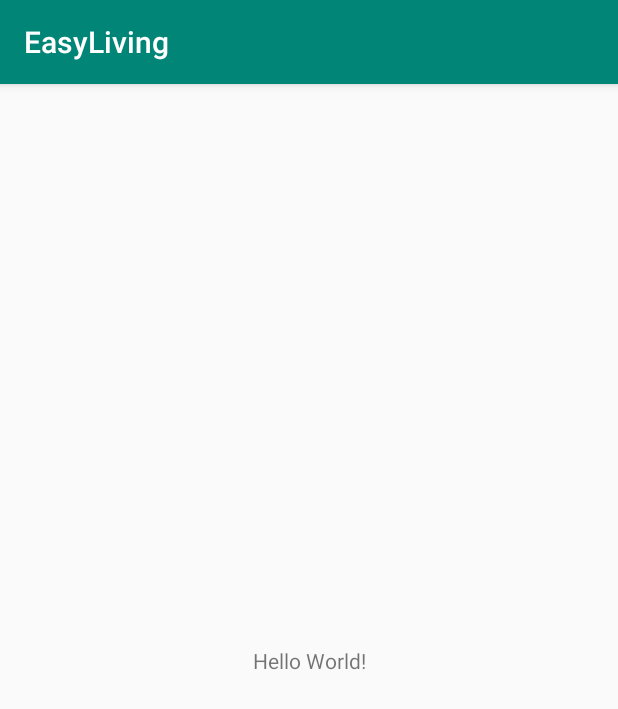
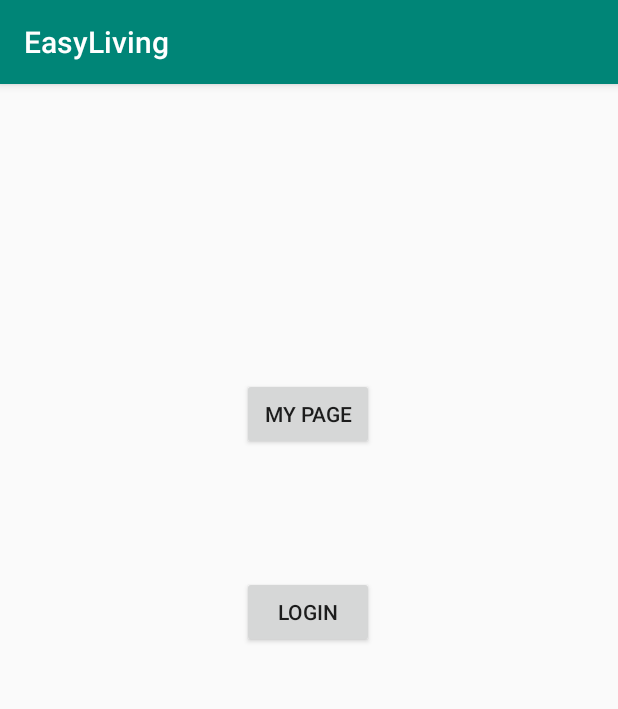
Before and after one commit to nayrng/EasyLiving, an Android app: the screen it shows after launch (MainActivity), on a phone screen of 412 x 824 dp. Shown: the top 709 px of the screen. Run offline under Robolectric (Android 15) with nearby library versions, the phone set to English and light mode, and no system bars.

Commit message:
added 2 buttons and one activity, didn't do much

```diff
--- a/app/src/main/AndroidManifest.xml
+++ b/app/src/main/AndroidManifest.xml
@@ -9,6 +9,7 @@
         android:roundIcon="@mipmap/ic_launcher_round"
         android:supportsRtl="true"
         android:theme="@style/AppTheme">
+        <activity android:name=".mypage"></activity>
         <activity android:name=".MainActivity">
             <intent-filter>
                 <action android:name="android.intent.action.MAIN" />
--- a/app/src/main/java/com/btanhuecrng13ctong3/easyliving/MainActivity.java
+++ b/app/src/main/java/com/btanhuecrng13ctong3/easyliving/MainActivity.java
@@ -1,7 +1,10 @@
 package com.btanhuecrng13ctong3.easyliving;
 
+import android.content.Intent;
 import android.support.v7.app.AppCompatActivity;
 import android.os.Bundle;
+import android.view.View;
+import android.widget.Button;
 
 public class MainActivity extends AppCompatActivity {
 
@@ -9,5 +12,14 @@ public class MainActivity extends AppCompatActivity {
     protected void onCreate(Bundle savedInstanceState) {
         super.onCreate(savedInstanceState);
         setContentView(R.layout.activity_main);
+        Button login = (Button) findViewById(R.id.login);
+        final Button myPage = (Button) findViewById(R.id.MyPage);
+        myPage.setOnClickListener(new View.OnClickListener() {
+            @Override
+            public void onClick(View v) {
+                Intent intent = new Intent(getApplicationContext(), mypage.class);
+                startActivity(intent);
+            }
+        });
     }
 }
--- a/app/src/main/res/layout/activity_main.xml
+++ b/app/src/main/res/layout/activity_main.xml
@@ -6,13 +6,30 @@
     android:layout_height="match_parent"
     tools:context=".MainActivity">
 
-    <TextView
+    <Button
+        android:id="@+id/MyPage"
         android:layout_width="wrap_content"
         android:layout_height="wrap_content"
-        android:text="Hello World!"
-        app:layout_constraintBottom_toBottomOf="parent"
-        app:layout_constraintLeft_toLeftOf="parent"
-        app:layout_constraintRight_toRightOf="parent"
+        android:layout_marginStart="8dp"
+        android:layout_marginTop="196dp"
+        android:layout_marginEnd="8dp"
+        android:text="My Page"
+        app:layout_constraintEnd_toEndOf="parent"
+        app:layout_constraintHorizontal_bias="0.498"
+        app:layout_constraintStart_toStartOf="parent"
         app:layout_constraintTop_toTopOf="parent" />
 
+    <Button
+        android:id="@+id/login"
+        android:layout_width="wrap_content"
+        android:layout_height="wrap_content"
+        android:layout_marginStart="8dp"
+        android:layout_marginTop="84dp"
+        android:layout_marginEnd="8dp"
+        android:text="Login"
+        app:layout_constraintEnd_toEndOf="parent"
+        app:layout_constraintHorizontal_bias="0.498"
+        app:layout_constraintStart_toStartOf="parent"
+        app:layout_constraintTop_toBottomOf="@+id/MyPage" />
+
 </android.support.constraint.ConstraintLayout>
```
Also changed, not shown: app/src/main/java/com/btanhuecrng13ctong3/easyliving/mypage.java (added, +13 -0 lines), app/src/main/res/layout/activity_mypage.xml (added, +9 -0 lines).
